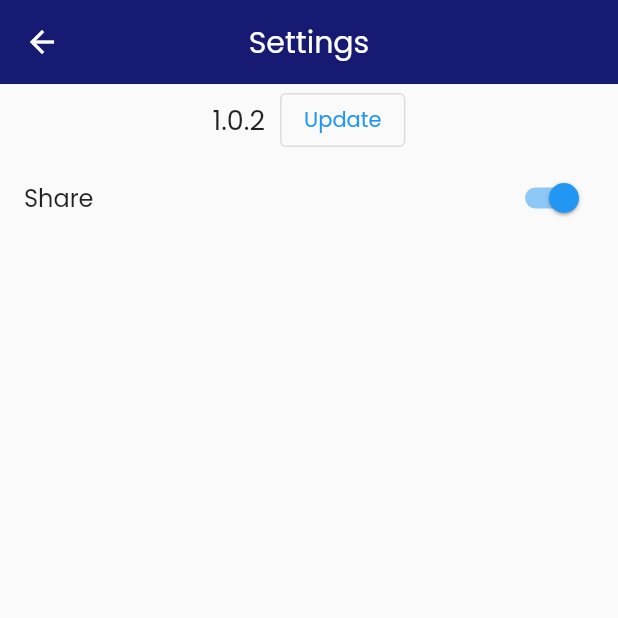
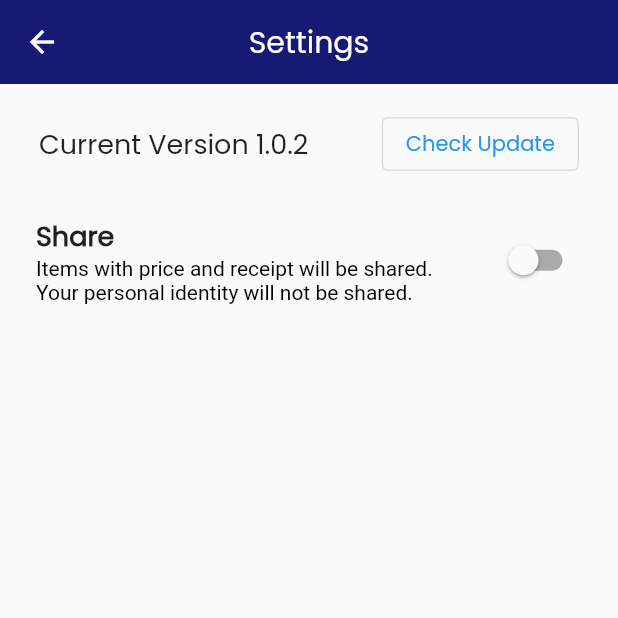
Before and after one commit to faisalahamed/warranty_track_mervyn_project, a Flutter app: the SettingsScreen screen opened by its route, on a phone screen of 412 x 824 dp, the top half of it. Run offline on Flutter 3.47's test engine with Material 2 defaults, Android fonts, the phone set to English and light mode, and no system bars; our stand-ins replace cached_network_image, carousel_slider, cloud_firestore, csv, firebase_auth, firebase_core and 10 more; missing offline and left inert: googleapis; accounts and stored records are empty.

Commit message:
basic share edit bug fix

```diff
--- a/lib/app/modules/settings/view/settings_screen.dart
+++ b/lib/app/modules/settings/view/settings_screen.dart
@@ -1,5 +1,5 @@
 import 'package:flutter/material.dart';
-import 'package:get/get_state_manager/get_state_manager.dart';
+import 'package:get/get.dart';
 import 'package:warranty_track/app/modules/settings/controller/settings_controller.dart';
 // import 'package:warranty_track/app/service/auth_service.dart';
 import 'package:warranty_track/common/constants.dart';
@@ -16,25 +16,40 @@
         backgroundColor: AppColor.primaryColor,
         elevation: 0,
       ),
-      body: Column(
+      body: Padding(
+        padding: const EdgeInsets.symmetric(horizontal: 8.0, vertical: 16),
+        child: Column(
           children: [
             Row(
               crossAxisAlignment: CrossAxisAlignment.center,
-            mainAxisAlignment: MainAxisAlignment.center,
+              mainAxisAlignment: MainAxisAlignment.spaceBetween,
               children: [
-              Obx(() => Text(
-                    controller.info.value.version,
+                Padding(
+                  padding: const EdgeInsets.only(left: 18.0),
+                  child: Obx(() => Text(
+                        'Current Version ${controller.info.value.version}',
                         style: TextStyle(fontSize: 18),
                       )),
+                ),
                 SizedBox(width: 10),
-              OutlinedButton(
-                onPressed: () {},
-                child: Text('Update'),
+                Padding(
+                  padding: const EdgeInsets.only(right: 18.0),
+                  child: OutlinedButton(
+                    onPressed: () {
+                      Get.snackbar('Update', 'You are using the Latest Version',
+                          snackPosition: SnackPosition.BOTTOM);
+                    },
+                    child: Text('Check Update'),
+                  ),
                 ),
               ],
             ),
+            SizedBox(height: 20),
             ListTile(
-            title: Text('Share'),
+              title: Text(
+                'Share',
+                style: TextStyle(fontWeight: FontWeight.bold, fontSize: 18),
+              ),
               trailing: Obx(
                 () => Switch(
                   value: controller.isEnabled.value,
@@ -45,8 +60,23 @@
                   },
                 ),
               ),
+              subtitle: RichText(
+                text: TextSpan(
+                  children: [
+                    TextSpan(
+                      text: 'Items with price and receipt will be shared.\n',
+                      style: TextStyle(color: Colors.black),
+                    ),
+                    TextSpan(
+                      text: 'Your personal identity will not be shared.',
+                      style: TextStyle(color: Colors.black),
+                    ),
+                  ],
+                ),
+              ),
             )
           ],
+        ),
       ),
     );
   }
--- a/lib/app/modules/transaction/controller/transaction_controller.dart
+++ b/lib/app/modules/transaction/controller/transaction_controller.dart
@@ -9,8 +9,6 @@
 import 'package:path/path.dart';
 import 'package:path_provider/path_provider.dart';
 import 'package:warranty_track/app/model/transaction_model.dart';
-import 'package:warranty_track/app/service/auth_service.dart';
-import 'package:warranty_track/app/service/firebase_config.dart';
 import 'package:warranty_track/common/common.dart';
 import 'package:warranty_track/common/constants.dart';
 
--- a/lib/app/modules/transaction_details/view/transaction_detail_screen.dart
+++ b/lib/app/modules/transaction_details/view/transaction_detail_screen.dart
@@ -245,7 +245,8 @@
                         widget.transectionItem.id, title, controller.text);
                     if (title == 'price') {
                       // controller.
-                      _settingsController.updateShareStatusOfTransaction();
+                      _settingsController
+                          .onEditupdateShareStatusOfTransaction();
                       _price = controller.text;
                     } else if (title == 'category') {
                       _category = controller.text;
--- a/lib/main.dart
+++ b/lib/main.dart
@@ -3,7 +3,6 @@
 import 'package:get/get.dart';
 import 'package:warranty_track/app/modules/auth/controller/login_controller.dart';
 import 'package:warranty_track/app/modules/auth/controller/signup_controller.dart';
-import 'package:warranty_track/app/modules/export/controller/export_controller.dart';
 import 'package:warranty_track/app/modules/home/controller/home_controller.dart';
 import 'package:warranty_track/app/modules/transaction/controller/transaction_controller.dart';
 import 'package:warranty_track/app/modules/transaction_details/controller/transaction_details_controller.dart';
@@ -24,7 +23,6 @@
   Get.put(TransactionDetailsController());
   Get.put(WarrantyController());
 
-
   runApp(const MyApp());
 }
 
```
Also changed, not shown: lib/app/modules/settings/controller/settings_controller.dart (+16 -4 lines), lib/common/my_drawer.dart (+9 -9 lines). Lines whose indentation alone changed are shown as unchanged.
